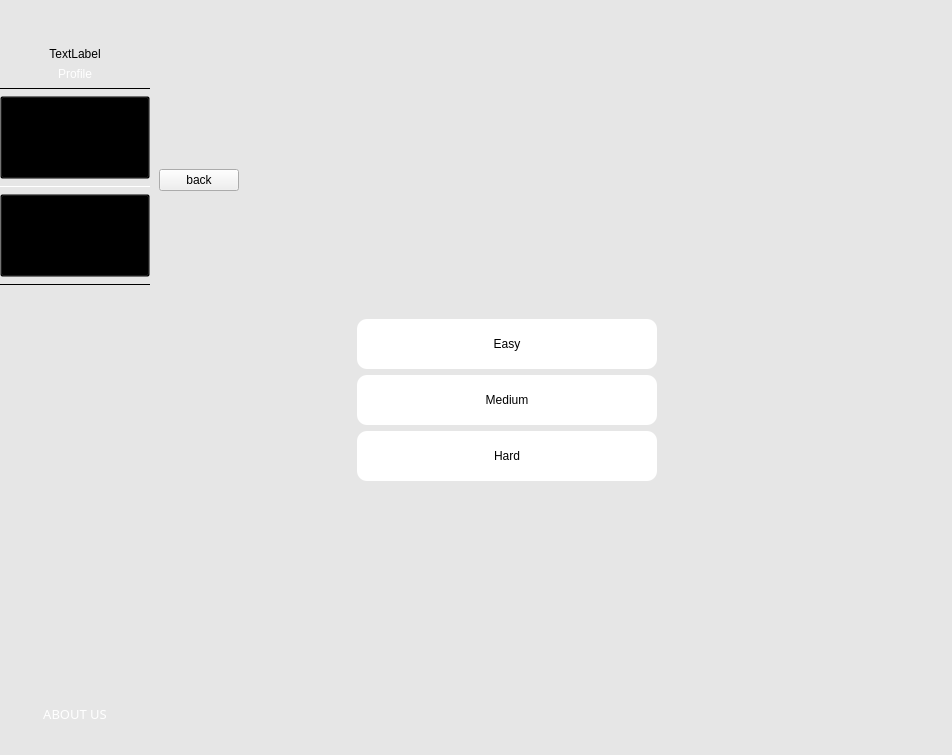
Old version of the form Packet_Versions/Packet1/secdialog.ui in the repository ameerlouly/TicTacToe_Embedded2027.
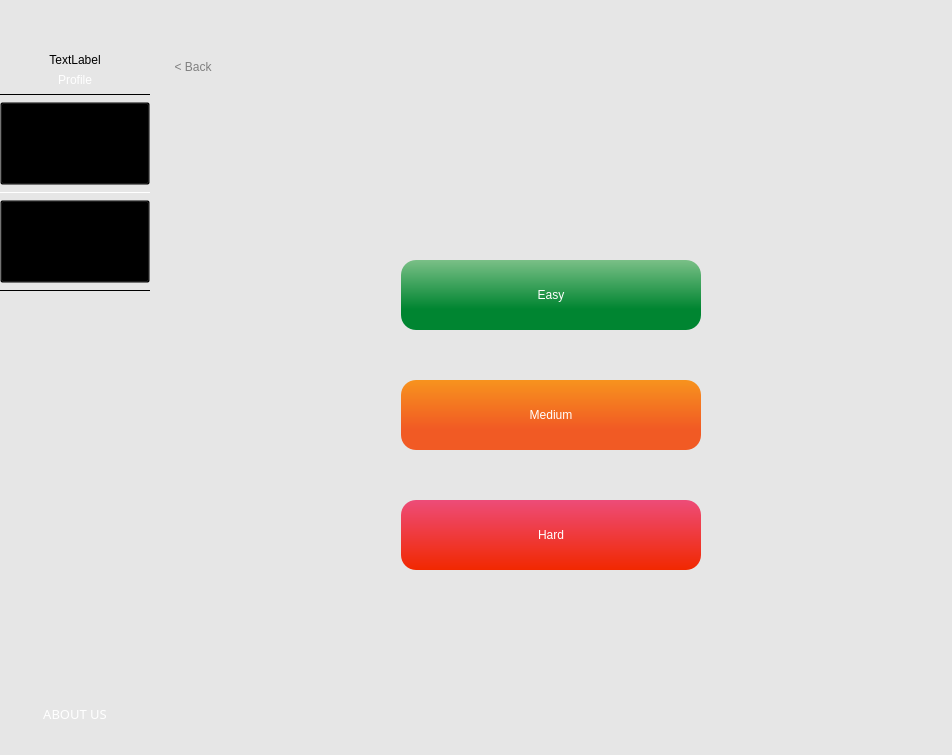
New version of the form. The open tabs and pages were chosen to show the change. Icons and pictures are not drawn.

Diff of the .ui file:
```diff
--- a/Packet_Versions/Packet1/secdialog.ui
+++ b/Packet_Versions/Packet1/secdialog.ui
@@ -114,6 +114,9 @@
         <property name="leftMargin">
          <number>0</number>
         </property>
+        <property name="topMargin">
+         <number>15</number>
+        </property>
         <property name="rightMargin">
          <number>0</number>
         </property>
@@ -941,22 +944,48 @@
         </layout>
        </widget>
        <widget class="QWidget" name="DifficultyPage">
-        <layout class="QGridLayout" name="gridLayout_5">
-         <item row="0" column="0">
+        <layout class="QVBoxLayout" name="verticalLayout_8">
+         <item>
+          <layout class="QHBoxLayout" name="horizontalLayout_5">
+           <property name="leftMargin">
+            <number>15</number>
+           </property>
+           <property name="topMargin">
+            <number>10</number>
+           </property>
+           <item>
           <widget class="QPushButton" name="back">
            <property name="styleSheet">
-            <string notr="true">QPushButton{
-color:rgb(0, 0, 0);
-font: 900 9pt &quot;Segoe UI&quot;;
+              <string notr="true">QPushButton
+{
+	color: grey;
+	font: 300 15pt &quot;Montserrat&quot;;
+	Background: rgba(0, 0, 0, 0);
+	border: none;
 }
-</string>
+
+QPushButton:hover
+{
+	font: 300 15pt &quot;Montserrat&quot;;
+	color: rgb(90, 90, 90);
+	Background: rgba(0, 0, 0, 0);
+	border: none;
+}
+
+QPushButton:pressed
+{
+	font: 300 15pt &quot;Montserrat&quot;;
+	color: rgb(36, 36, 36);
+	Background: rgba(0, 0, 0, 0);
+	border: none;
+}</string>
            </property>
            <property name="text">
-            <string>back</string>
+              <string>&lt; Back</string>
            </property>
           </widget>
          </item>
-         <item row="0" column="1" colspan="2">
+           <item>
           <spacer name="horizontalSpacer_2">
            <property name="orientation">
             <enum>Qt::Orientation::Horizontal</enum>
@@ -969,49 +998,86 @@
            </property>
           </spacer>
          </item>
-         <item row="0" column="3">
+          </layout>
+         </item>
+         <item>
+          <layout class="QGridLayout" name="gridLayout_5">
+           <item row="0" column="1">
           <spacer name="verticalSpacer">
            <property name="orientation">
             <enum>Qt::Orientation::Vertical</enum>
            </property>
+             <property name="sizeType">
+              <enum>QSizePolicy::Policy::MinimumExpanding</enum>
+             </property>
            <property name="sizeHint" stdset="0">
             <size>
              <width>20</width>
-             <height>242</height>
+               <height>20</height>
             </size>
            </property>
           </spacer>
          </item>
-         <item row="1" column="0" colspan="2">
+           <item row="1" column="0">
           <spacer name="horizontalSpacer">
            <property name="orientation">
             <enum>Qt::Orientation::Horizontal</enum>
            </property>
+             <property name="sizeType">
+              <enum>QSizePolicy::Policy::MinimumExpanding</enum>
+             </property>
            <property name="sizeHint" stdset="0">
             <size>
-             <width>241</width>
+               <width>20</width>
              <height>20</height>
             </size>
            </property>
           </spacer>
          </item>
-         <item row="1" column="2" colspan="3">
+           <item row="1" column="1">
           <layout class="QGridLayout" name="gridLayout_2">
+             <property name="verticalSpacing">
+              <number>50</number>
+             </property>
            <item row="2" column="0">
             <widget class="QPushButton" name="hard">
              <property name="minimumSize">
               <size>
                <width>300</width>
-               <height>50</height>
+                 <height>70</height>
               </size>
              </property>
              <property name="styleSheet">
-              <string notr="true">QPushButton{
-border-radius:10px;
-background-color:white;
-color:rgb(0, 0, 0);
-font: 900 9pt &quot;Segoe UI&quot;;
+                <string notr="true">QPushButton
+{
+	border-radius:10px;
+	color: white;
+	font: 700 25pt &quot;Montserrat&quot;;
+	border-radius:15px;
+	background-color: qlineargradient(spread:pad, x1:0.5, y1:0, x2:0.5, y2:1, stop:0 rgba(237, 76, 120, 255), stop:1 rgba(241, 40, 0, 255));
+	min-height: 70px;
 }
+
+QPushButton:hover
+{
+	border-radius:10px;
+	color: white;
+	font: 700 25pt &quot;Montserrat&quot;;
+	border-radius:15px;
+	background-color:rgba(237, 76, 120, 255);
+	min-height: 70px;
+}
+
+QPushButton:pressed
+{
+	border-radius:10px;
+	color: white;
+	font: 700 25pt &quot;Montserrat&quot;;
+	border-radius:15px;
+	background-color: rgba(241, 40, 0, 255);
+	min-height: 70px;
+}
+
 </string>
              </property>
              <property name="text">
@@ -1024,16 +1090,42 @@
              <property name="minimumSize">
               <size>
                <width>300</width>
-               <height>50</height>
+                 <height>70</height>
               </size>
              </property>
              <property name="styleSheet">
-              <string notr="true">QPushButton{
-border-radius:10px;
-background-color:white;
-color:rgb(0, 0, 0);
-font: 900 9pt &quot;Segoe UI&quot;;
+                <string notr="true">QPushButton
+{
+	border-radius:10px;
+	color: white;
+	font: 700 25pt &quot;Montserrat&quot;;
+	border-radius:15px;
+	
+	background-color: qlineargradient(spread:pad, x1:0.5, y1:0, x2:0.5, y2:0.7, stop:0.00558659 rgba(121, 191, 134, 255), stop:1 rgba(0, 133, 49, 255));
+
+	min-height: 70px;
 }
+
+QPushButton:hover
+{
+	border-radius:10px;
+	color: white;
+	font: 700 25pt &quot;Montserrat&quot;;
+	border-radius:15px;
+	background-color: rgba(121, 191, 134, 255);
+	min-height: 70px;
+}
+
+QPushButton:pressed
+{
+	border-radius:10px;
+	color: white;
+	font: 700 25pt &quot;Montserrat&quot;;
+	border-radius:15px;
+	background-color: rgba(0, 133, 49, 255);
+	min-height: 70px;
+}
+
 </string>
              </property>
              <property name="text">
@@ -1046,16 +1138,41 @@
              <property name="minimumSize">
               <size>
                <width>300</width>
-               <height>50</height>
+                 <height>70</height>
               </size>
              </property>
              <property name="styleSheet">
-              <string notr="true">QPushButton{
-border-radius:10px;
-background-color:white;
-color:rgb(0, 0, 0);
-font: 900 9pt &quot;Segoe UI&quot;;
+                <string notr="true">QPushButton
+{
+	border-radius:10px;
+	color: white;
+	font: 700 25pt &quot;Montserrat&quot;;
+	border-radius:15px;
+	
+	background-color: qlineargradient(spread:pad, x1:0.5, y1:0, x2:0.5, y2:0.7, stop:0 rgba(247, 147, 30, 255), stop:1 rgba(241, 90, 36, 255));
+	min-height: 70px;
 }
+
+QPushButton:hover
+{
+	border-radius:10px;
+	color: white;
+	font: 700 25pt &quot;Montserrat&quot;;
+	border-radius:15px;
+	background-color: rgba(247, 147, 30, 255);
+	min-height: 70px;
+}
+
+QPushButton:pressed
+{
+	border-radius:10px;
+	color: white;
+	font: 700 25pt &quot;Montserrat&quot;;
+	border-radius:15px;
+	background-color: rgba(241, 90, 36, 255);
+	min-height: 70px;
+}
+
 </string>
              </property>
              <property name="text">
@@ -1065,31 +1182,39 @@
            </item>
           </layout>
          </item>
-         <item row="1" column="5">
+           <item row="1" column="2">
           <spacer name="horizontalSpacer_3">
            <property name="orientation">
             <enum>Qt::Orientation::Horizontal</enum>
            </property>
+             <property name="sizeType">
+              <enum>QSizePolicy::Policy::MinimumExpanding</enum>
+             </property>
            <property name="sizeHint" stdset="0">
             <size>
-             <width>335</width>
+               <width>20</width>
              <height>20</height>
             </size>
            </property>
           </spacer>
          </item>
-         <item row="2" column="4">
+           <item row="2" column="1">
           <spacer name="verticalSpacer_2">
            <property name="orientation">
             <enum>Qt::Orientation::Vertical</enum>
            </property>
+             <property name="sizeType">
+              <enum>QSizePolicy::Policy::MinimumExpanding</enum>
+             </property>
            <property name="sizeHint" stdset="0">
             <size>
              <width>20</width>
-             <height>241</height>
+               <height>20</height>
             </size>
            </property>
           </spacer>
+           </item>
+          </layout>
          </item>
         </layout>
        </widget>
```
Left out of the diff: 180 changed lines with no effect on the pictures. Lines whose indentation alone changed are shown as unchanged.
